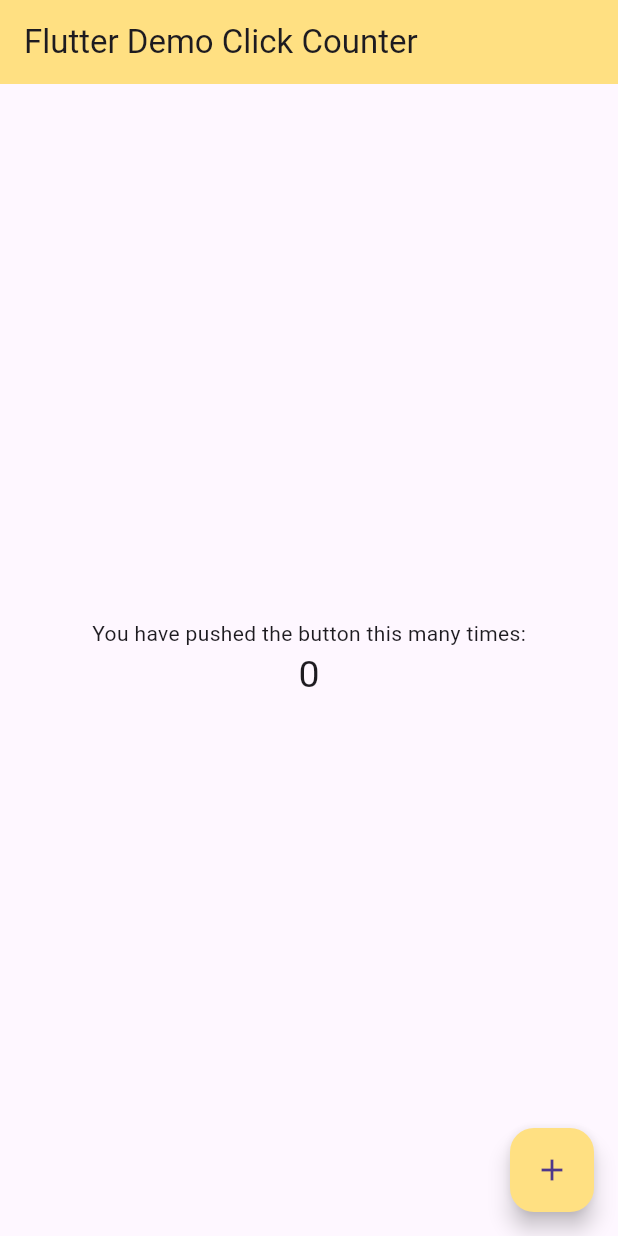
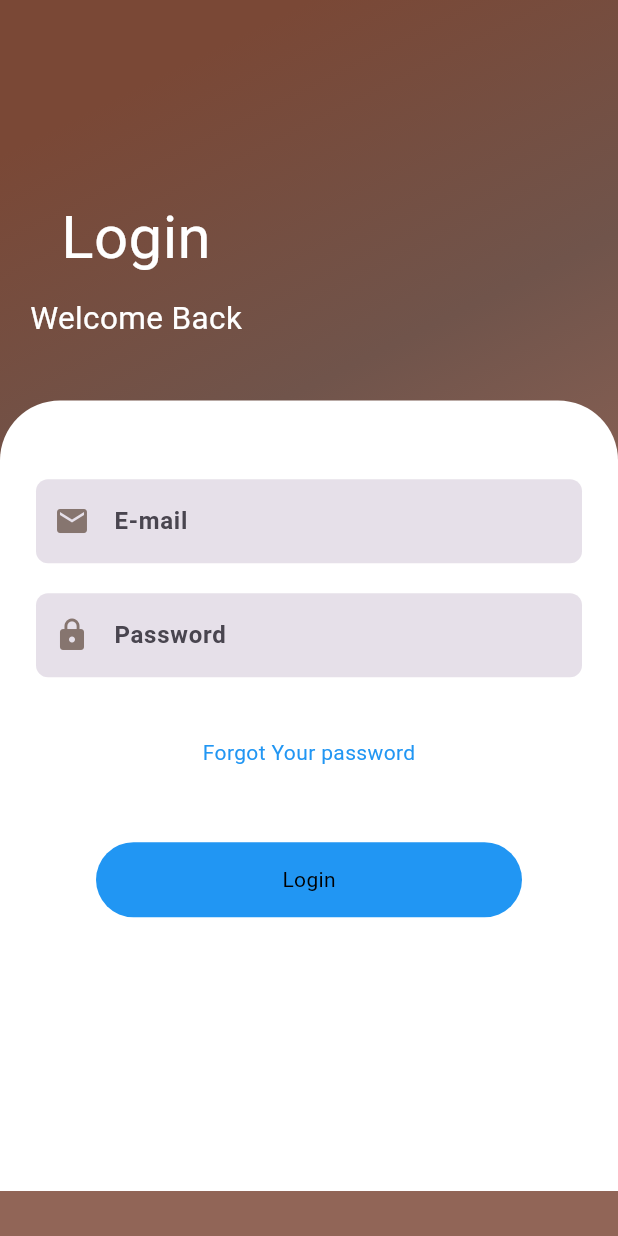
Before and after one commit to ITSURENXD/TrafficFlow, a Flutter app: the screen it shows after launch, on a phone screen of 412 x 824 dp. Run offline on Flutter 3.47's test engine with Material 3 defaults, Android fonts, the phone set to English and light mode, and no system bars.

Commit message:
add :loginpage

```diff
--- a/lib/main.dart
+++ b/lib/main.dart
@@ -1,94 +1,137 @@
 import 'package:flutter/material.dart';
 
-void main() => runApp(const MyApp());
+void main() => runApp(
+  MaterialApp(
+    debugShowCheckedModeBanner: false,
+    home: HomePage(),
+  )
+);
 
-class MyApp extends StatelessWidget {
-  const MyApp({super.key});
-  static const String _title = 'Flutter Stateful Clicker Counter';
-  // This widget is the root of your application.
+class HomePage extends StatelessWidget{
   @override
   Widget build(BuildContext context) {
-    return MaterialApp(
-      title: _title,
-      theme: ThemeData(
-        // useMaterial3: true,
-        primarySwatch: Colors.amber,
-      ),
-      home: const MyHomePage(),
-    );
+    return Scaffold(
+
+      body: Container(
+
+        padding: EdgeInsets.symmetric(vertical: 30),
+        width: double.infinity,
+        decoration: BoxDecoration(
+          gradient: LinearGradient(
+            begin: Alignment.topCenter,
+           colors: [
+            const Color.fromARGB(255, 122, 72, 54),
+            Color.fromARGB(255, 112, 84, 75),
+            Color.fromARGB(255, 145, 101, 87),
+
+
+
+           ]
+            )
+        ),
+        child:Column(
+          crossAxisAlignment: CrossAxisAlignment.start,
+          children: <Widget>[
+            SizedBox(height: 80,),
+            Padding(padding: EdgeInsets.all(20),
+            child: Column(children: <Widget>[
+              Text("Login", style:TextStyle(color:Colors.white ,fontSize:40),),
+              SizedBox(height: 10,),
+              Text("Welcome Back", style:TextStyle(color:Colors.white ,fontSize:21),)
+            ]
+            ),)
+,            SizedBox(height: 20,),
+                    Expanded(
+                      flex: 5,
+                      child: Container(
+                        width: double.infinity,
+                        decoration: BoxDecoration(
+                          color: Colors.white,
+                          borderRadius: BorderRadius.only(
+                            topLeft: Radius.circular(40),
+                            topRight: Radius.circular(40),
+
+                          )),
+                          child:Padding(
+                            padding: const EdgeInsets.all(24),
+
+                           child:Column(
+                        mainAxisAlignment: MainAxisAlignment.center,
+                        crossAxisAlignment: CrossAxisAlignment.center,
+                        children: [
+                          TextField(
+                            style: TextStyle(color: Colors.black),
+                            keyboardType: TextInputType.emailAddress,
+                            decoration: InputDecoration(
+                              border: OutlineInputBorder(
+                                borderRadius: BorderRadius.circular(8),
+                                borderSide: BorderSide.none,
+                              ),
+
+                              filled: true,
+                              fillColor: Colors.grey[250],
+                              hintText: "E-mail",
+                              hintStyle: TextStyle(fontWeight: FontWeight.bold),
+                              prefixIcon: Icon(
+                                Icons.email,
+                                color:Color.fromARGB(255, 134, 117, 111),
+                              )
+                            ),
+                          ),
+                          SizedBox(height: 20,),
+
+                          TextField(
+                            obscureText: true,
+                            keyboardType: TextInputType.visiblePassword,
+                            decoration: InputDecoration(
+                              border: OutlineInputBorder(
+                                borderRadius: BorderRadius.circular(8),
+                                borderSide: BorderSide.none,
+                              ),
+                              filled: true,
+                              fillColor: Colors.grey[250],
+                              hintText: "Password",
+                              hintStyle: TextStyle(fontWeight: FontWeight.bold),
+                              prefixIcon: Icon(
+                                Icons.lock,
+                                color:Color.fromARGB(255, 134, 117, 111),
+                              ),
+                            ),
+                          ),
+                           SizedBox(height: 40,),
+                           Text("Forgot Your password", style: TextStyle(color: Colors.blue),) ,
+                           SizedBox(height: 50,),
+                           Container(
+                            height: 50,
+                            margin: EdgeInsets.symmetric(horizontal: 40),
+                            decoration: BoxDecoration(
+                            borderRadius:BorderRadius.circular(50),
+                            color: Colors.blue,
+                            ),
+                            child: Center(
+                              child: Text("Login",style: TextStyle(color: const Color.fromARGB(255, 0, 0, 0)),) ,
+                              ),
+                            ),
+                           SizedBox(height: 80,),
+                           Row(
+                            children: <Widget>[
+                              Container(
+                                height: 50,
+                                decoration: BoxDecoration(
+                                  borderRadius: BorderRadius.circular(50),
+                                  color: Colors.black
+                                ),
+                              )
+                            ],
+                           )
+                        ]
+                           ),
+                          ),
+                      ),
+
+
+              )],
+            ),
+          ));
   }
 }
-
-class MyHomePage extends StatefulWidget {
-  const MyHomePage({super.key});
-  // This widget is the home page of your application. It is stateful, meaning
-  // that it has a State object (defined below) that contains fields that affect
-  // how it looks.
-  // This class is the configuration for the state.
-  @override
-  _MyHomePageState createState() => _MyHomePageState();
-}
-
-class _MyHomePageState extends State<MyHomePage> {
-  int _counter = 0;
-
-  void _incrementCounter() {
-    setState(() {
-      // This call to setState tells the Flutter framework that something has
-      // changed in this State, which causes it to rerun the build method below
-      // so that the display can reflect the updated values. If we changed
-      // _counter without calling setState(), then the build method would not be
-      // called again, and so nothing would appear to happen.
-      _counter++;
-    });
-  }
-
-  @override
-  Widget build(BuildContext context) {
-    // This method is rerun every time setState is called, for instance as done
-    // by the _incrementCounter method above.
-    //
-    // The Flutter framework has been optimized to make rerunning build methods
-    // fast, so that you can just rebuild anything that needs updating rather
-    // than having to individually change instances of widgets.
-    return Scaffold(
-      appBar: AppBar(
-        // Here we take the value from the MyHomePage object that was created by
-        // the App.build method, and use it to set our appbar title.
-        title: const Text('Flutter Demo Click Counter'),
-        backgroundColor: Colors.amber[200],
-      ),
-      body: Center(
-        // Center is a layout widget. It takes a single child and positions it
-        // in the middle of the parent.
-        child: Column(
-          // Column is also a layout widget. It takes a list of children and
-          // arranges them vertically. By default, it sizes itself to fit its
-          // children horizontally, and tries to be as tall as its parent.
-          //
-          // Column has various properties to control how it sizes itself and
-          // how it positions its children. Here we use mainAxisAlignment to
-          // center the children vertically; the main axis here is the vertical
-          // axis because Columns are vertical (the cross axis would be
-          // horizontal).
-          mainAxisAlignment: MainAxisAlignment.center,
-          children: <Widget>[
-            const Text(
-              'You have pushed the button this many times:',
-            ),
-            Text(
-              '$_counter',
-              style: const TextStyle(fontSize: 25),
-            ),
-          ],
-        ),
-      ),
-      floatingActionButton: FloatingActionButton(
-        onPressed: _incrementCounter,
-        tooltip: 'Increment',
-        child: const Icon(Icons.add),
-        backgroundColor: Colors.amber[200],
-      ),
-    );
-  }
-}
```
Also changed, not shown: 1 other file.
